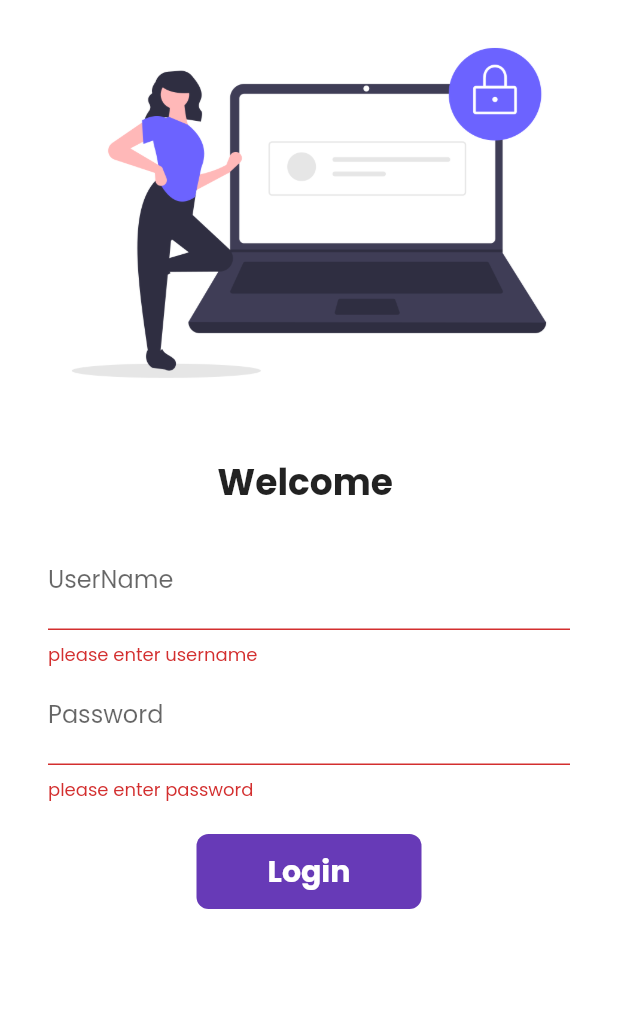
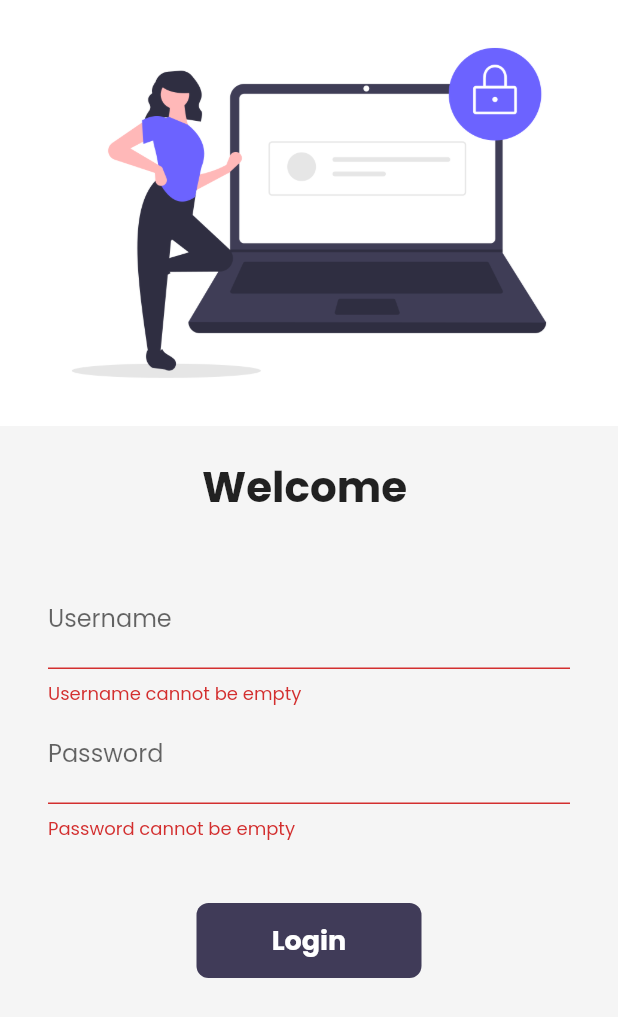
Before and after one commit to freedsalman/30DaysOfFlutter, a Flutter app: the screen it shows after launch, after a tap on "Login", on a phone screen of 412 x 824 dp. Shown: the top 1017 px of the screen. Run offline on Flutter 3.47's test engine with Material 2 defaults, Android fonts, the phone set to English and light mode, and no system bars; our stand-ins replace google_fonts, velocity_x; network calls fail.

Commit message:
day 21 completed

```diff
--- a/lib/models/catalog.dart
+++ b/lib/models/catalog.dart
@@ -2,6 +2,13 @@ import 'dart:convert';
 
 class CatalogModel {
   static List<Item> items;
+
+  // Get Item by ID
+  static Item getById(int id) =>
+      items.firstWhere((element) => element.id == id, orElse: null);
+
+  // Get Item by position
+  static Item getByPosition(int pos) => items[pos];
 }
 
 class Item {
--- a/lib/screens/home_detail_page.dart
+++ b/lib/screens/home_detail_page.dart
@@ -13,9 +13,9 @@ class HomeDetailPage extends StatelessWidget {
   Widget build(BuildContext context) {
     return Scaffold(
       appBar: AppBar(backgroundColor: Colors.transparent),
-      backgroundColor: MyTheme.creamColor,
+      backgroundColor: context.canvasColor,
       bottomNavigationBar: Container(
-        color: Colors.white,
+        color: context.cardColor,
         child: ButtonBar(
           alignment: MainAxisAlignment.spaceBetween,
           buttonPadding: EdgeInsets.zero,
@@ -24,7 +24,7 @@ class HomeDetailPage extends StatelessWidget {
             RaisedButton(
               color: Colors.black87,
               child: Text(
-                "buy",
+                "add to cart",
                 style:
                     TextStyle(fontWeight: FontWeight.bold, color: Colors.white),
               ),
@@ -47,12 +47,12 @@ class HomeDetailPage extends StatelessWidget {
               arcType: VxArcType.CONVEY,
               edge: VxEdge.TOP,
               child: Container(
-                color: Colors.white,
+                color: context.cardColor,
                 width: context.screenWidth,
                 child: Column(
                   children: [
                     catalog.name.text.xl4
-                        .color(MyTheme.darkBluishColor)
+                        .color(context.accentColor)
                         .bold
                         .make(),
                     catalog.desc.text.textStyle(context.captionStyle).xl.make(),
--- a/lib/screens/home_page.dart
+++ b/lib/screens/home_page.dart
@@ -40,11 +40,14 @@ class _HomePageState extends State<HomePage> {
   @override
   Widget build(BuildContext context) {
     return Scaffold(
-        backgroundColor: MyTheme.creamColor,
+        backgroundColor: context.canvasColor,
         floatingActionButton: FloatingActionButton(
           onPressed: () => Navigator.pushNamed(context, MyRoutes.cartRoute),
-          backgroundColor: MyTheme.darkBluishColor,
-          child: Icon(CupertinoIcons.car),
+          backgroundColor: context.theme.buttonColor,
+          child: Icon(
+            CupertinoIcons.car,
+            color: Colors.white,
+          ),
         ),
         body: SafeArea(
           child: Container(
--- a/lib/screens/login_page.dart
+++ b/lib/screens/login_page.dart
@@ -1,5 +1,6 @@
 import 'package:flutter/material.dart';
 import 'package:flutter_catalog/utilis/routes.dart';
+import 'package:velocity_x/velocity_x.dart';
 
 class LoginPage extends StatefulWidget {
   @override
@@ -8,20 +9,19 @@ class LoginPage extends StatefulWidget {
 
 class _LoginPageState extends State<LoginPage> {
   String name = "";
-  bool changedbutton = false;
+  bool changeButton = false;
 
   final _formKey = GlobalKey<FormState>();
 
-  movetoHome(BuildContext context) async {
+  moveToHome(BuildContext context) async {
     if (_formKey.currentState.validate()) {
       setState(() {
-        changedbutton = true;
+        changeButton = true;
       });
-
       await Future.delayed(Duration(seconds: 1));
       await Navigator.pushNamed(context, MyRoutes.homeRoute);
       setState(() {
-        changedbutton = false;
+        changeButton = false;
       });
     }
   }
@@ -29,30 +29,45 @@ class _LoginPageState extends State<LoginPage> {
   @override
   Widget build(BuildContext context) {
     return Material(
-        color: Colors.white,
+        color: context.canvasColor,
         child: SingleChildScrollView(
           child: Form(
             key: _formKey,
             child: Column(
               children: [
-                Image.asset("assets/images/login_image.png"),
+                Image.asset(
+                  "assets/images/login_image.png",
+                  fit: BoxFit.cover,
+                ),
                 SizedBox(
-                  height: 20,
+                  height: 20.0,
                 ),
                 Text(
                   "Welcome $name",
-                  style: TextStyle(fontSize: 24, fontWeight: FontWeight.bold),
+                  style: TextStyle(
+                    fontSize: 28,
+                    fontWeight: FontWeight.bold,
+                  ),
+                ),
+                SizedBox(
+                  height: 20.0,
                 ),
                 Padding(
-                  padding:
-                      const EdgeInsets.symmetric(vertical: 16, horizontal: 32),
+                  padding: const EdgeInsets.symmetric(
+                      vertical: 16.0, horizontal: 32.0),
                   child: Column(
                     children: [
                       TextFormField(
                         decoration: InputDecoration(
-                            hintText: "enter username", labelText: "UserName"),
+                          hintText: "Enter username",
+                          labelText: "Username",
+                        ),
                         validator: (value) {
-                          if (value.isEmpty) return "please enter username";
+                          if (value.isEmpty) {
+                            return "Username cannot be empty";
+                          }
+
+                          return null;
                         },
                         onChanged: (value) {
                           name = value;
@@ -62,30 +77,34 @@ class _LoginPageState extends State<LoginPage> {
                       TextFormField(
                         obscureText: true,
                         decoration: InputDecoration(
-                            hintText: "enter password", labelText: "Password"),
+                          hintText: "Enter password",
+                          labelText: "Password",
+                        ),
                         validator: (value) {
-                          if (value.isEmpty)
-                            return "please enter password";
-                          else if (value.length < 6) {
-                            return "password length would be atleast 6";
+                          if (value.isEmpty) {
+                            return "Password cannot be empty";
+                          } else if (value.length < 6) {
+                            return "Password length should be atleast 6";
                           }
+
+                          return null;
                         },
                       ),
                       SizedBox(
-                        height: 20,
+                        height: 40.0,
                       ),
                       Material(
-                        color: Colors.deepPurple,
+                        color: context.theme.buttonColor,
                         borderRadius:
-                            BorderRadius.circular(changedbutton ? 20 : 8),
+                            BorderRadius.circular(changeButton ? 50 : 8),
                         child: InkWell(
-                          onTap: () => movetoHome(context),
+                          onTap: () => moveToHome(context),
                           child: AnimatedContainer(
                             duration: Duration(seconds: 1),
-                            width: changedbutton ? 50 : 150,
+                            width: changeButton ? 50 : 150,
                             height: 50,
                             alignment: Alignment.center,
-                            child: changedbutton
+                            child: changeButton
                                 ? Icon(
                                     Icons.done,
                                     color: Colors.white,
@@ -93,22 +112,13 @@ class _LoginPageState extends State<LoginPage> {
                                 : Text(
                                     "Login",
                                     style: TextStyle(
+                                        color: Colors.white,
                                         fontWeight: FontWeight.bold,
-                                        fontSize: 20,
-                                        color: Colors.white),
+                                        fontSize: 18),
                                   ),
                           ),
                         ),
-                      )
-
-                      // FlatButton(
-                      //   child:
-                      //       Text("Login", style: TextStyle(color: Colors.white)),
-                      //   color: Colors.blue,
-                      //   onPressed: () {
-                      //     Navigator.pushNamed(context, MyRoutes.homeRoute);
-                      //   },
-                      // )
+                      ),
                     ],
                   ),
                 )
--- a/lib/widgets/themes.dart
+++ b/lib/widgets/themes.dart
@@ -1,10 +1,15 @@
 import 'package:flutter/material.dart';
 import 'package:google_fonts/google_fonts.dart';
+import 'package:velocity_x/velocity_x.dart';
 
 class MyTheme {
   static ThemeData lightTheme(BuildContext context) => ThemeData(
       primarySwatch: Colors.deepPurple,
       fontFamily: GoogleFonts.poppins().fontFamily,
+      cardColor: Colors.white,
+      canvasColor: creamColor,
+      buttonColor: darkBluishColor,
+      accentColor: darkBluishColor,
       appBarTheme: AppBarTheme(
         color: Colors.white,
         elevation: 0.0,
@@ -13,10 +18,25 @@ class MyTheme {
       ));
 
   static ThemeData darkTheme(BuildContext context) => ThemeData(
-        brightness: Brightness.dark,
-      );
+      brightness: Brightness.dark,
+      fontFamily: GoogleFonts.poppins().fontFamily,
+      cardColor: Colors.black,
+      canvasColor: darkCreamColor,
+      buttonColor: lightBluishColor,
+      accentColor: Colors.white,
+      appBarTheme: AppBarTheme(
+        color: Colors.black,
+        elevation: 0.0,
+        iconTheme: IconThemeData(color: Colors.white),
+        textTheme: Theme.of(context).textTheme.copyWith(
+              headline6:
+                  context.textTheme.headline6.copyWith(color: Colors.white),
+            ),
+      ));
 
   //Colors
   static Color creamColor = Color(0xfff5f5f5);
+  static Color darkCreamColor = Vx.gray900;
   static Color darkBluishColor = Color(0xff403b58);
+  static Color lightBluishColor = Vx.indigo500;
 }
```
